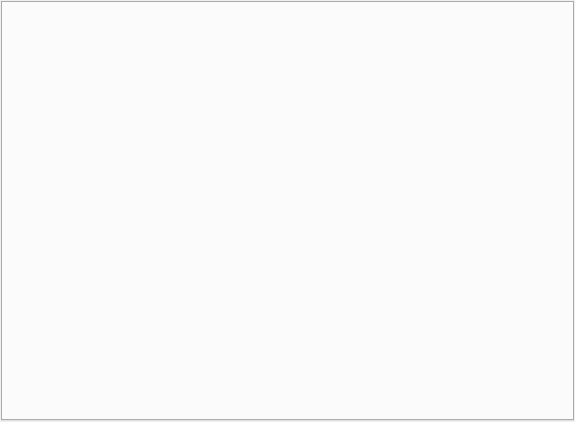
Before: the Qt Designer form ui/main.ui in minlexx/xnovacmd, drawn with Qt 5.
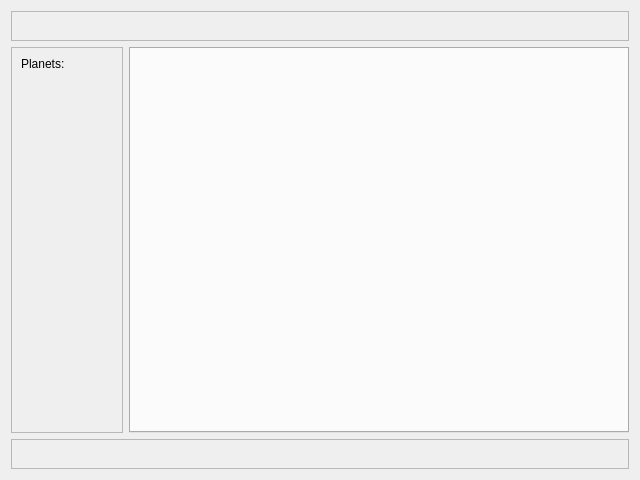
After: the same form once the commit is applied. Icons and pictures are not drawn.

Commit message: Overview: one line for total scores and rank, new ui

Diff of the .ui file:
```diff
--- a/ui/main.ui
+++ b/ui/main.ui
@@ -6,8 +6,8 @@
    <rect>
     <x>0</x>
     <y>0</y>
-    <width>575</width>
-    <height>422</height>
+    <width>640</width>
+    <height>480</height>
    </rect>
   </property>
   <property name="windowTitle">
@@ -17,29 +17,104 @@
    <iconset resource="res.qrc">
     <normaloff>:/i/favicon_16.png</normaloff>:/i/favicon_16.png</iconset>
   </property>
-  <layout class="QVBoxLayout" name="vl_main">
-   <property name="spacing">
-    <number>1</number>
-   </property>
-   <property name="leftMargin">
-    <number>1</number>
-   </property>
-   <property name="topMargin">
-    <number>1</number>
-   </property>
-   <property name="rightMargin">
-    <number>1</number>
-   </property>
-   <property name="bottomMargin">
-    <number>1</number>
-   </property>
+  <layout class="QVBoxLayout" name="verticalLayout_2">
    <item>
-    <widget class="QTabWidget" name="tabWidget">
-     <property name="autoFillBackground">
-      <bool>false</bool>
+    <widget class="QFrame" name="fr_flights">
+     <property name="minimumSize">
+      <size>
+       <width>0</width>
+       <height>30</height>
+      </size>
      </property>
-     <property name="currentIndex">
-      <number>-1</number>
+     <property name="frameShape">
+      <enum>QFrame::StyledPanel</enum>
+     </property>
+     <property name="frameShadow">
+      <enum>QFrame::Plain</enum>
+     </property>
+    </widget>
+   </item>
+   <item>
+    <layout class="QHBoxLayout" name="horizontalLayout">
+     <item>
+      <widget class="QScrollArea" name="sa_planets">
+       <property name="minimumSize">
+        <size>
+         <width>112</width>
+         <height>0</height>
+        </size>
+       </property>
+       <property name="maximumSize">
+        <size>
+         <width>112</width>
+         <height>16777215</height>
+        </size>
+       </property>
+       <property name="frameShadow">
+        <enum>QFrame::Plain</enum>
+       </property>
+       <property name="widgetResizable">
+        <bool>true</bool>
+       </property>
+       <widget class="QWidget" name="panel_planets">
+        <property name="geometry">
+         <rect>
+          <x>0</x>
+          <y>0</y>
+          <width>110</width>
+          <height>386</height>
+         </rect>
+        </property>
+        <layout class="QVBoxLayout" name="verticalLayout">
+         <item>
+          <widget class="QLabel" name="lbl_planets">
+           <property name="text">
+            <string>Planets:</string>
+           </property>
+          </widget>
+         </item>
+         <item>
+          <spacer name="vspacer">
+           <property name="orientation">
+            <enum>Qt::Vertical</enum>
+           </property>
+           <property name="sizeHint" stdset="0">
+            <size>
+             <width>20</width>
+             <height>346</height>
+            </size>
+           </property>
+          </spacer>
+         </item>
+        </layout>
+       </widget>
+      </widget>
+     </item>
+     <item>
+      <widget class="QTabWidget" name="tabWidget">
+       <property name="autoFillBackground">
+        <bool>false</bool>
+       </property>
+       <property name="currentIndex">
+        <number>-1</number>
+       </property>
+      </widget>
+     </item>
+    </layout>
+   </item>
+   <item>
+    <widget class="QFrame" name="fr_status">
+     <property name="minimumSize">
+      <size>
+       <width>0</width>
+       <height>30</height>
+      </size>
+     </property>
+     <property name="frameShape">
+      <enum>QFrame::StyledPanel</enum>
+     </property>
+     <property name="frameShadow">
+      <enum>QFrame::Plain</enum>
      </property>
     </widget>
    </item>
```
The commit also changes 2 other files.
